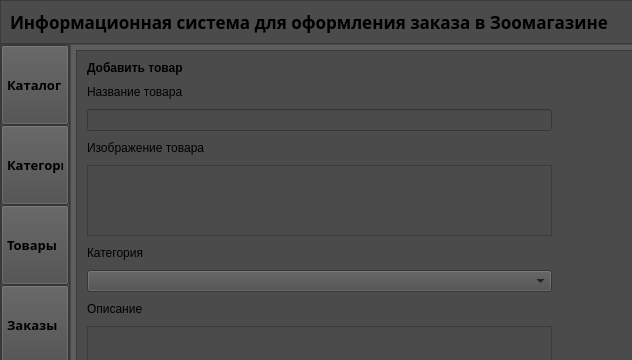
First picture: the form in ui_main.ui, repository DaniilKOT112/Information-system-for-ordering, before the edit; both pictures show x 0 to 632 and y 0 to 360 of the 1043 by 572 pixel window.
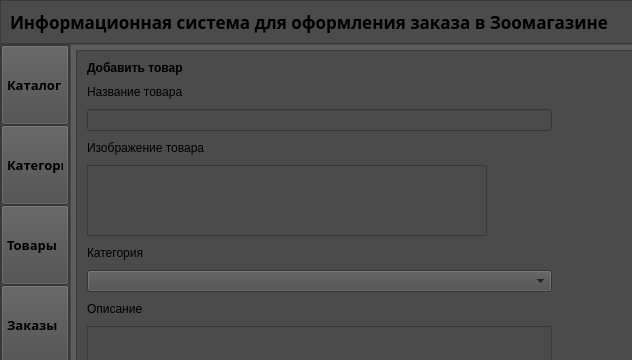
Second picture: the form after the edit. The open tabs and pages were chosen to show the change. Icons and pictures are not drawn.

```diff
--- a/ui_main.ui
+++ b/ui_main.ui
@@ -1415,9 +1415,45 @@
                        </item>
                        <item>
                         <widget class="QTextEdit" name="textEditImageProduct">
+                         <property name="enabled">
+                          <bool>true</bool>
+                         </property>
+                         <property name="sizePolicy">
+                          <sizepolicy hsizetype="Expanding" vsizetype="Expanding">
+                           <horstretch>150</horstretch>
+                           <verstretch>0</verstretch>
+                          </sizepolicy>
+                         </property>
+                         <property name="minimumSize">
+                          <size>
+                           <width>150</width>
+                           <height>0</height>
+                          </size>
+                         </property>
+                         <property name="maximumSize">
+                          <size>
+                           <width>400</width>
+                           <height>16777215</height>
+                          </size>
+                         </property>
+                         <property name="focusPolicy">
+                          <enum>Qt::ClickFocus</enum>
+                         </property>
+                         <property name="contextMenuPolicy">
+                          <enum>Qt::NoContextMenu</enum>
+                         </property>
                          <property name="styleSheet">
                           <string notr="true"/>
                          </property>
+                         <property name="verticalScrollBarPolicy">
+                          <enum>Qt::ScrollBarAsNeeded</enum>
+                         </property>
+                         <property name="horizontalScrollBarPolicy">
+                          <enum>Qt::ScrollBarAsNeeded</enum>
+                         </property>
+                         <property name="readOnly">
+                          <bool>true</bool>
+                         </property>
                         </widget>
                        </item>
                        <item>
```
Left out of the diff: 30 changed lines with no effect on the pictures.
